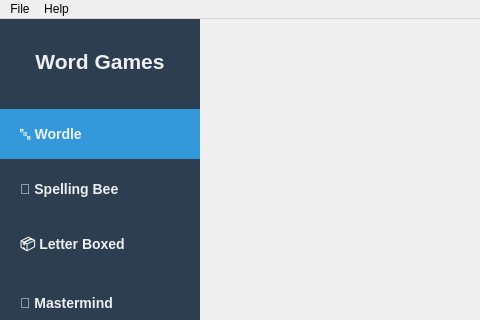
This is src/gui/MainWindow.ui in satsinush/word-games as Qt 5 draws it before an edit; both pictures show x 0 to 480 and y 0 to 320 of the 1000 by 700 pixel window. The edited form follows.
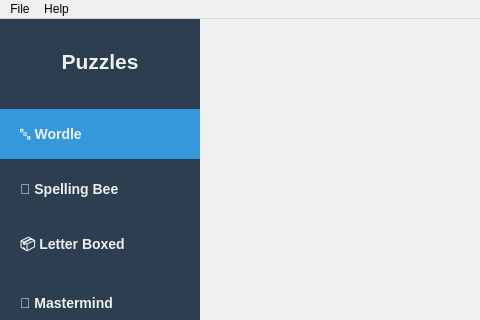
This is the edited form.

```diff
--- a/src/gui/MainWindow.ui
+++ b/src/gui/MainWindow.ui
@@ -105,7 +105,7 @@
           </font>
          </property>
          <property name="text">
-          <string>Word Games</string>
+          <string>Puzzles</string>
          </property>
          <property name="alignment">
           <set>Qt::AlignCenter</set>
```
Left out of the diff: 2 changed lines with no effect on the pictures.
